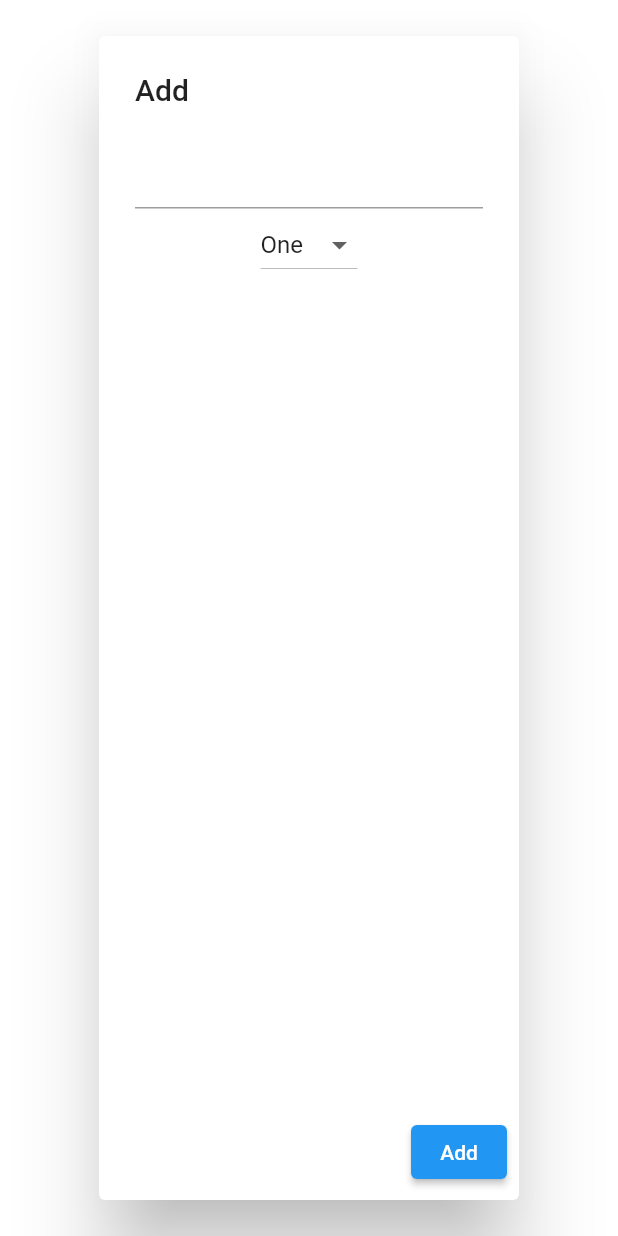
After one commit to AbakumovaOlga/Flutter_tiktok, a Flutter app: the AddVid screen opened by its route, on a phone screen of 412 x 824 dp. The commit adds this screen. Run offline on Flutter 3.47's test engine with Material 2 defaults, Android fonts, the phone set to English and light mode, and no system bars; our stand-ins replace cloud_firestore, firebase_core; accounts and stored records are empty.

Commit message:
Выпадающий список

```diff
--- /dev/null
+++ b/flutter_tiktok/lib/add_vid_screen.dart
@@ -0,0 +1,62 @@
+import 'package:cloud_firestore/cloud_firestore.dart';
+import 'package:flutter/material.dart';
+
+class AddVid extends StatefulWidget {
+  const AddVid({Key? key}) : super(key: key);
+
+  @override
+  _AddVidState createState() => _AddVidState();
+}
+
+class _AddVidState extends State<AddVid> {
+
+  String _teg = 'One';
+  String _link = '';
+
+
+  @override
+  Widget build(BuildContext context) {
+    return StatefulBuilder(builder: (context, setState) {
+      return AlertDialog(
+        title: Text('Add'),
+        content: Column(children: [
+          TextField(
+            onChanged: (String value) {
+              _link = value;
+            },
+          ),
+          DropdownButton<String>(
+            items: ['One', 'Two', 'Three'].map(
+              (val) {
+                return DropdownMenuItem<String>(
+                  value: val,
+                  child: Text(val),
+                );
+              },
+            ).toList(),
+            onChanged: (newValueSelected) {
+              _onDropDownItemSelected(newValueSelected!);
+            },
+            value: _teg,
+          ),
+        ]),
+        actions: [
+          ElevatedButton(
+              onPressed: () {
+                FirebaseFirestore.instance
+                    .collection('Videos')
+                    .add({'teg': _teg, 'link': _link});
+                Navigator.of(context).pop();
+              },
+              child: Text('Add'))
+        ],
+      );
+    });
+  }
+
+  void _onDropDownItemSelected(String newValueSelected) {
+    setState(() {
+      this._teg = newValueSelected;
+    });
+  }
+}
--- a/flutter_tiktok/lib/main.dart
+++ b/flutter_tiktok/lib/main.dart
@@ -1,5 +1,6 @@
 import 'package:firebase_core/firebase_core.dart';
 import 'package:flutter/material.dart';
+import 'package:flutter_tiktok/add_vid_screen.dart';
 import 'package:flutter_tiktok/tags_screen.dart';
 
 import 'main_screen.dart';
@@ -16,6 +17,7 @@ void main() async {
     routes: {
       '/':(context) =>HomeScreen(),
       '/tags':(context)  => TagsScreen(),
+      '/add_vid':(context)  => AddVid(),
     },
   ));
 }
```
Also changed, not shown: flutter_tiktok/lib/main_screen.dart (+20 -59 lines).
